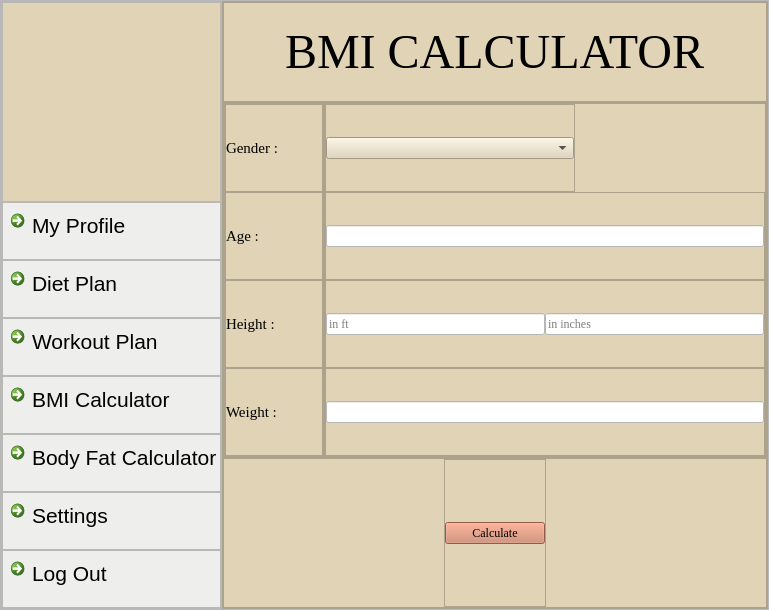
This is bmi.ui in skidgefries/rightmeal as Qt 5 draws it before an edit. The edited form follows.
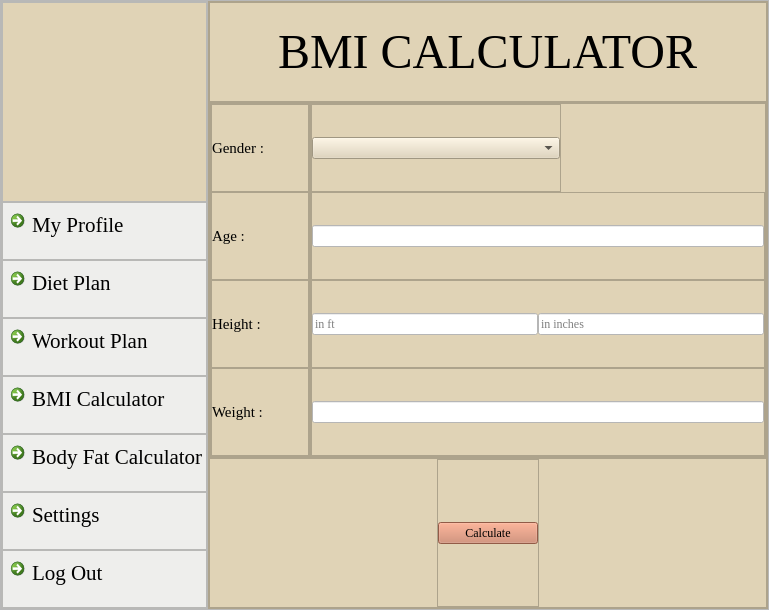
This is the edited form. Icons and pictures are not drawn.

The edit to the form file:
```diff
--- a/bmi.ui
+++ b/bmi.ui
@@ -182,7 +182,7 @@
              <widget class="QCommandLinkButton" name="commandLinkButton_6">
               <property name="font">
                <font>
-                <family>Segoe UI</family>
+                <family>Times New Roman</family>
                 <pointsize>16</pointsize>
                 <bold>false</bold>
                </font>
@@ -223,7 +223,7 @@
              <widget class="QCommandLinkButton" name="commandLinkButton_21">
               <property name="font">
                <font>
-                <family>Segoe UI</family>
+                <family>Times New Roman</family>
                 <pointsize>16</pointsize>
                 <bold>false</bold>
                </font>
@@ -264,7 +264,7 @@
              <widget class="QCommandLinkButton" name="commandLinkButton_22">
               <property name="font">
                <font>
-                <family>Segoe UI</family>
+                <family>Times New Roman</family>
                 <pointsize>16</pointsize>
                 <bold>false</bold>
                </font>
@@ -305,7 +305,7 @@
              <widget class="QCommandLinkButton" name="commandLinkButton_23">
               <property name="font">
                <font>
-                <family>Segoe UI</family>
+                <family>Times New Roman</family>
                 <pointsize>16</pointsize>
                 <bold>false</bold>
                </font>
@@ -346,7 +346,7 @@
              <widget class="QCommandLinkButton" name="commandLinkButton_24">
               <property name="font">
                <font>
-                <family>Segoe UI</family>
+                <family>Times New Roman</family>
                 <pointsize>16</pointsize>
                 <bold>false</bold>
                </font>
@@ -387,7 +387,7 @@
              <widget class="QCommandLinkButton" name="commandLinkButton_25">
               <property name="font">
                <font>
-                <family>Segoe UI</family>
+                <family>Times New Roman</family>
                 <pointsize>16</pointsize>
                 <bold>false</bold>
                </font>
@@ -428,7 +428,7 @@
              <widget class="QCommandLinkButton" name="commandLinkButton_26">
               <property name="font">
                <font>
-                <family>Segoe UI</family>
+                <family>Times New Roman</family>
                 <pointsize>16</pointsize>
                 <bold>false</bold>
                </font>
@@ -823,7 +823,7 @@
                      </font>
                     </property>
                     <property name="styleSheet">
-                     <string notr="true">QMainWindow {background: #e0d3b6;}
+                     <string notr="true">QComboBox{background:#ffffff};QMainWindow {background: #e0d3b6;}
 QWidget {background: #e0d3b6;}
 QFrame {background: #e0d3b6;}
 QCommandLinkButton  {background:#e0d3b6;}
```
